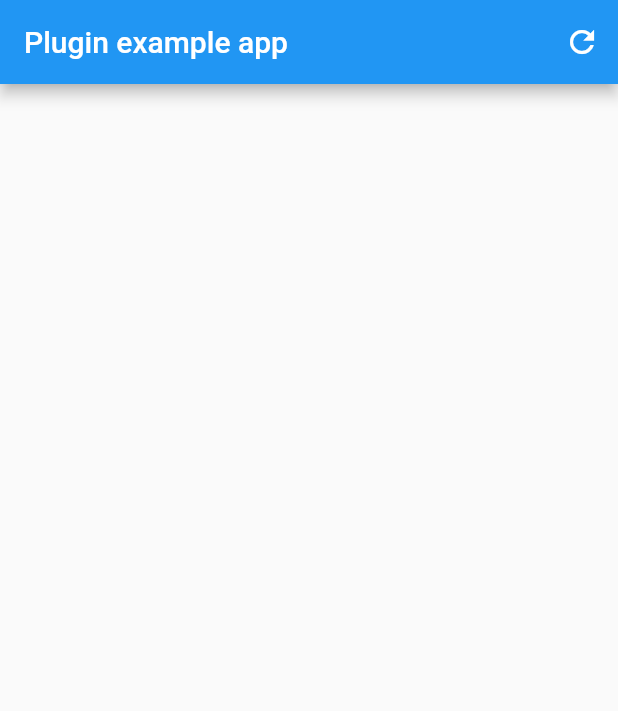
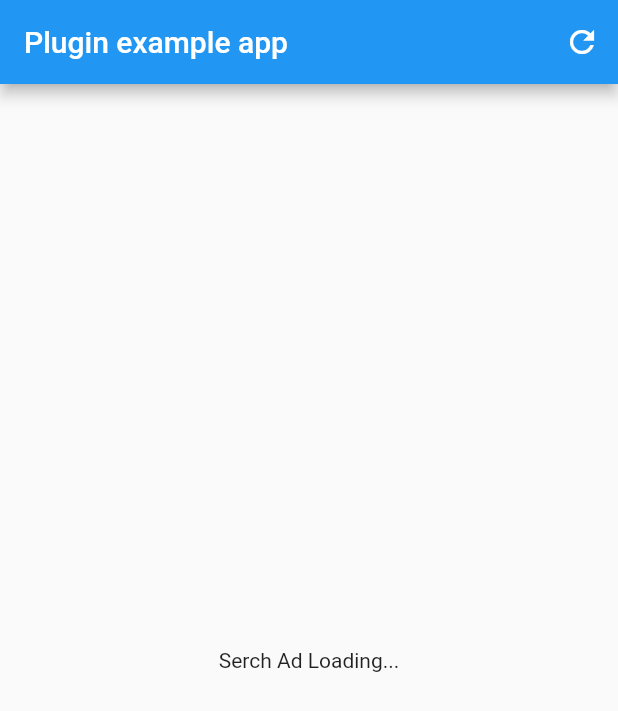
Before and after one commit to dessonchan/flutter-custom-search-ads, a Flutter app: the screen it shows after launch, after a tap on the "refresh" icon, on a phone screen of 412 x 824 dp. Shown: the top 711 px of the screen. Run offline on Flutter 3.47's test engine with Material 2 defaults, Android fonts, the phone set to English and light mode, and no system bars; our stand-ins replace plugin_platform_interface.

Commit message:
- update example app

```diff
--- a/example/lib/main.dart
+++ b/example/lib/main.dart
@@ -20,36 +20,35 @@ class MyApp extends StatefulWidget {
 }
 
 class _MyAppState extends State<MyApp> {
-  Widget? adBanner;
 
   @override
   void initState() {
     super.initState();
   }
 
-  _refresh() {
+  Future<CustomSearchAd> _loadAd() async {
+    Completer<CustomSearchAd> _completer = Completer();
     CustomSearchAd(
-        adUnitId: "ms-app-pub-9616389000213823",
+        adUnitId: "ms-app-pub-", // replace with valid adUnit id
         request: CustomSearchAdRequest(
             channel: '',
-            query: 'apple',
-            styleId: '0000000001',
+            query: 'flutter',
+            styleId: '',
             testAd: true
         ),
         listener: CustomSearchAdListener(
             onAdLoaded: (CustomSearchAd ad) {
-              setState(() {
-                adBanner = CustomSearchAdsWidget(ad: ad);
-              });
+              _completer.complete(ad);
             },
             onAdFailedToLoad: (CustomSearchAd ad) {
-              print("onAdFailedToLoad");
+              _completer.completeError("onAdFailedToLoad");
             },
             onAdHeightChanged: (CustomSearchAd ad, double height) {
               print("onAdHeightChanged: $height");
             }
         )
     ).load();
+    return _completer.future;
   }
 
   @override
@@ -61,11 +60,34 @@ class _MyAppState extends State<MyApp> {
             actions: [
               IconButton(
                 icon: Icon(Icons.refresh),
-                onPressed: _refresh,
+                onPressed: () {
+                  setState(() {});
+                },
               )
             ],
           ),
-          body: adBanner ?? Container()
+          body: Container(
+            child: Center(
+              child: Container(
+                child: FutureBuilder<CustomSearchAd>(
+                    future: _loadAd(),
+                    builder: (BuildContext context, AsyncSnapshot<CustomSearchAd> snapshot) {
+                      if (snapshot.hasError) {
+                        return Container(
+                          child: Text("Serch Ad Load Error"),
+                        );
+                      }
+                      if (snapshot.data == null) {
+                        return Container(
+                          child: Text("Serch Ad Loading..."),
+                        );
+                      }
+                      return CustomSearchAdsWidget(ad: snapshot.data!);
+                    }
+                ),
+              ),
+            ),
+          )
       ),
     );
   }
```
Also changed, not shown: 1 other file.
